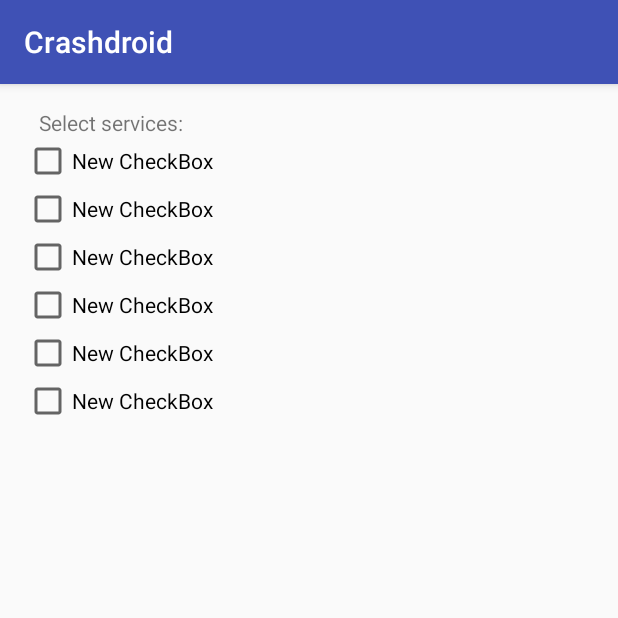
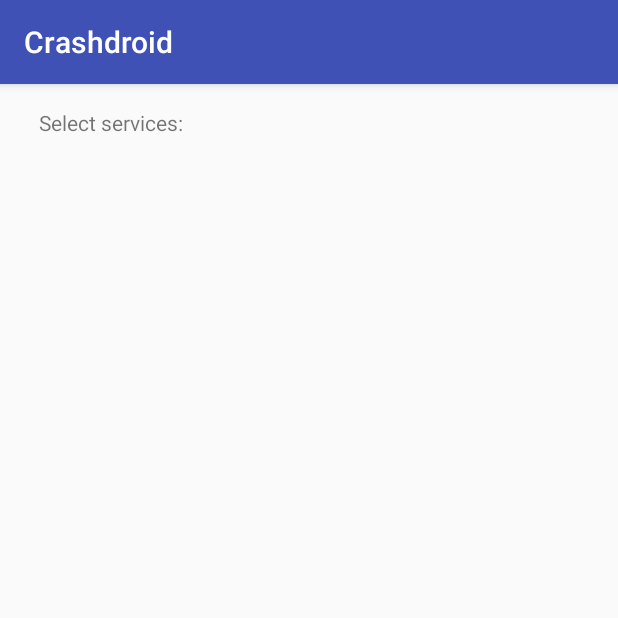
Before and after one commit to YK1007/crashdroid, an Android app: the screen it shows after launch (MainActivity), on a phone screen of 412 x 824 dp, the top half of it. Run offline under Robolectric (Android 15) with nearby library versions, the phone set to English and light mode, and no system bars; our stand-ins replace ButterKnife.

Commit message:
MA-2106 inject services layout. It will contain checkboxes with services. We can enable/disable service.

```diff
--- a/app/src/main/java/com/namshi/crashdroid/MainActivity.java
+++ b/app/src/main/java/com/namshi/crashdroid/MainActivity.java
@@ -1,13 +1,21 @@
 package com.namshi.crashdroid;
 
+import android.os.Bundle;
 import android.support.v7.app.AppCompatActivity;
-import android.os.Bundle;
+import android.widget.LinearLayout;
+
+import butterknife.Bind;
+import butterknife.ButterKnife;
 
 public class MainActivity extends AppCompatActivity {
+
+    @Bind(R.id.servicesLayout)
+    LinearLayout servicesLayout;
 
     @Override
     protected void onCreate(Bundle savedInstanceState) {
         super.onCreate(savedInstanceState);
         setContentView(R.layout.activity_main);
+        ButterKnife.bind(this);
     }
 }
--- a/app/src/main/res/layout/activity_main.xml
+++ b/app/src/main/res/layout/activity_main.xml
@@ -20,43 +20,9 @@
     <LinearLayout
         android:orientation="vertical"
         android:layout_width="match_parent"
-        android:layout_height="wrap_content">
+        android:layout_height="wrap_content"
+        android:id="@+id/servicesLayout">
 
-        <CheckBox
-            android:layout_width="wrap_content"
-            android:layout_height="wrap_content"
-            android:text="New CheckBox"
-            android:id="@+id/checkBox"/>
-
-        <CheckBox
-            android:layout_width="wrap_content"
-            android:layout_height="wrap_content"
-            android:text="New CheckBox"
-            android:id="@+id/checkBox2"/>
-
-        <CheckBox
-            android:layout_width="wrap_content"
-            android:layout_height="wrap_content"
-            android:text="New CheckBox"
-            android:id="@+id/checkBox3"/>
-
-        <CheckBox
-            android:layout_width="wrap_content"
-            android:layout_height="wrap_content"
-            android:text="New CheckBox"
-            android:id="@+id/checkBox4"/>
-
-        <CheckBox
-            android:layout_width="wrap_content"
-            android:layout_height="wrap_content"
-            android:text="New CheckBox"
-            android:id="@+id/checkBox5"/>
-
-        <CheckBox
-            android:layout_width="wrap_content"
-            android:layout_height="wrap_content"
-            android:text="New CheckBox"
-            android:id="@+id/checkBox6"/>
     </LinearLayout>
 
 </LinearLayout>
```
